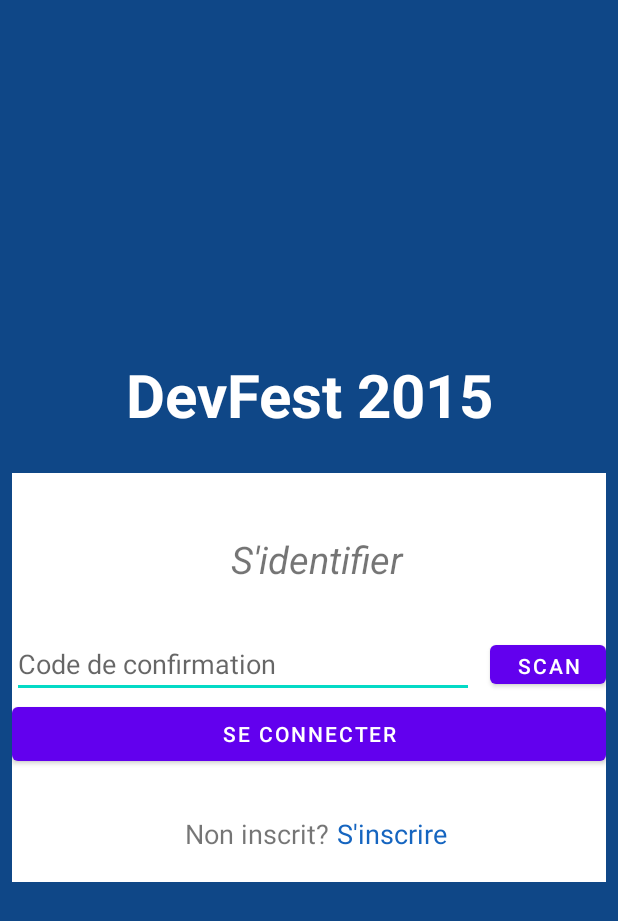
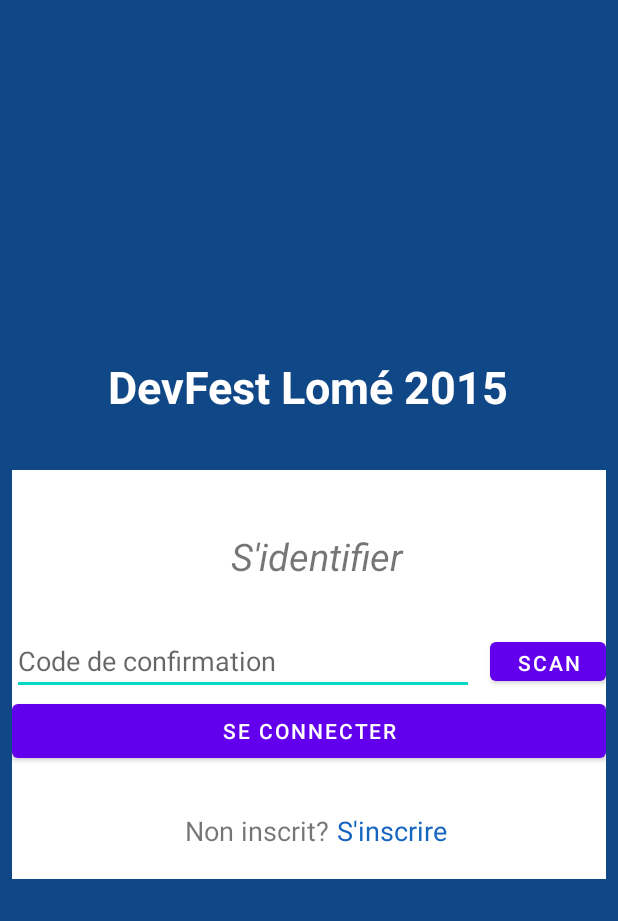
Before and after one commit to GDGLome/Devfest2015, an Android app: the LoginActivity screen opened directly, with no data from a screen before it, on a phone screen of 412 x 824 dp. Shown: the top 921 px of the screen. Run offline under Robolectric (Android 15) with nearby library versions, the phone set to English and light mode, and no system bars.

Commit message:
minor changes

```diff
--- a/app/src/main/res/layout/activity_login.xml
+++ b/app/src/main/res/layout/activity_login.xml
@@ -18,12 +18,12 @@
         android:src="@drawable/devfest"/> -->
     <TextView
         android:layout_above="@+id/llBannerBottom"
-        android:text="DevFest 2015"
+        android:text="DevFest Lomé 2015"
         android:gravity="center"
-        android:textSize="40sp"
+        android:textSize="30sp"
         android:textStyle="bold"
         android:textColor="@android:color/white"
-        android:layout_marginBottom="25dp"
+        android:layout_marginBottom="35dp"
         android:layout_centerHorizontal="true"
         android:layout_width="wrap_content"
         android:layout_height="wrap_content" />
```
